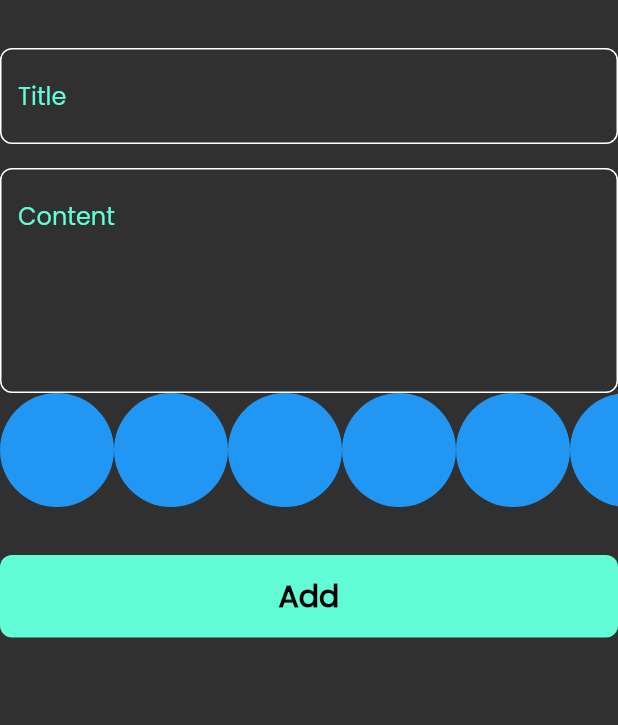
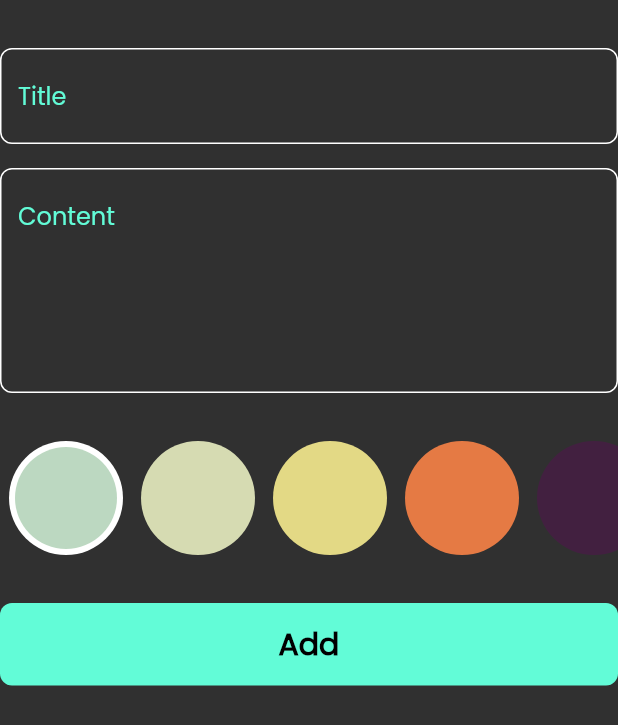
Before and after one commit to HanyMedhat10/notes_app, a Flutter app: the AddNoteForm widget shown alone on an empty page, opened directly, on a phone screen of 412 x 824 dp. Shown: the top 725 px of the screen. Run offline on Flutter 3.47's test engine with Material 2 defaults, Android fonts, the phone set to English and light mode, and no system bars; our stand-ins replace bloc, flutter_bloc, font_awesome_flutter, hive, hive_flutter, modal_progress_hud_nsn; accounts and stored records are empty.

Commit message:
colors list view part 2

```diff
--- a/lib/views/widgets/add_note_form.dart
+++ b/lib/views/widgets/add_note_form.dart
@@ -46,6 +46,9 @@ class _AddNoteFormState extends State<AddNoteForm> {
             hint: 'Content',
             maxLines: 5,
           ),
+          const SizedBox(
+            height: 32,
+          ),
           const ColorsListView(),
           const SizedBox(
             height: 32,
--- a/lib/views/widgets/colors_list_view.dart
+++ b/lib/views/widgets/colors_list_view.dart
@@ -1,27 +1,68 @@
 import 'package:flutter/material.dart';
+
 class ColorItem extends StatelessWidget {
-  const ColorItem({super.key});
+  const ColorItem({super.key, required this.isActive, required this.color});
+  final bool isActive;
+  final Color color;
+  @override
+  Widget build(BuildContext context) {
+    return isActive
+        ? CircleAvatar(
+            radius: 38,
+            backgroundColor: Colors.white,
+            child: CircleAvatar(
+              radius: 34,
+              backgroundColor: color,
+            ),
+          )
+        : CircleAvatar(
+            radius: 38,
+            backgroundColor: color,
+          );
+  }
+}
+
+class ColorsListView extends StatefulWidget {
+  const ColorsListView({super.key});
 
   @override
-  Widget build(BuildContext context) {
-    return const CircleAvatar(
-      radius: 38,
-      backgroundColor: Colors.blue,
-    );
-  }
+  State<ColorsListView> createState() => _ColorsListViewState();
 }
-class ColorsListView extends StatelessWidget {
-  const ColorsListView({super.key});
 
+class _ColorsListViewState extends State<ColorsListView> {
+  int currentIndex = 0;
+  List<Color> colors = const [
+    Color(0xffbcd8c1),
+    Color(0xffd6dbb2),
+    Color(0xffe3d985),
+    Color(0xffe57a44),
+    Color(0xff422040),
+    Color(0xff79c99e),
+    Color(0xff508484),
+    Color(0xff97db4f),
+    Color(0xff4d5359),
+    Color(0xff4a4238),
+  ];
   @override
   Widget build(BuildContext context) {
     return SizedBox(
       height: 38 * 2,
       child: ListView.builder(
-        itemCount: 10,
+        itemCount: colors.length,
         scrollDirection: Axis.horizontal,
         itemBuilder: (BuildContext context, int index) {
-          return const ColorItem();
+          return Padding(
+            padding: const EdgeInsets.symmetric(horizontal: 6),
+            child: GestureDetector(
+              onTap: () {
+                currentIndex = index;
+                setState(() {});
+              },
+              child: ColorItem(
+                color:colors[index] ,
+                isActive: currentIndex == index),
+            ),
+          );
         },
       ),
     );
```
